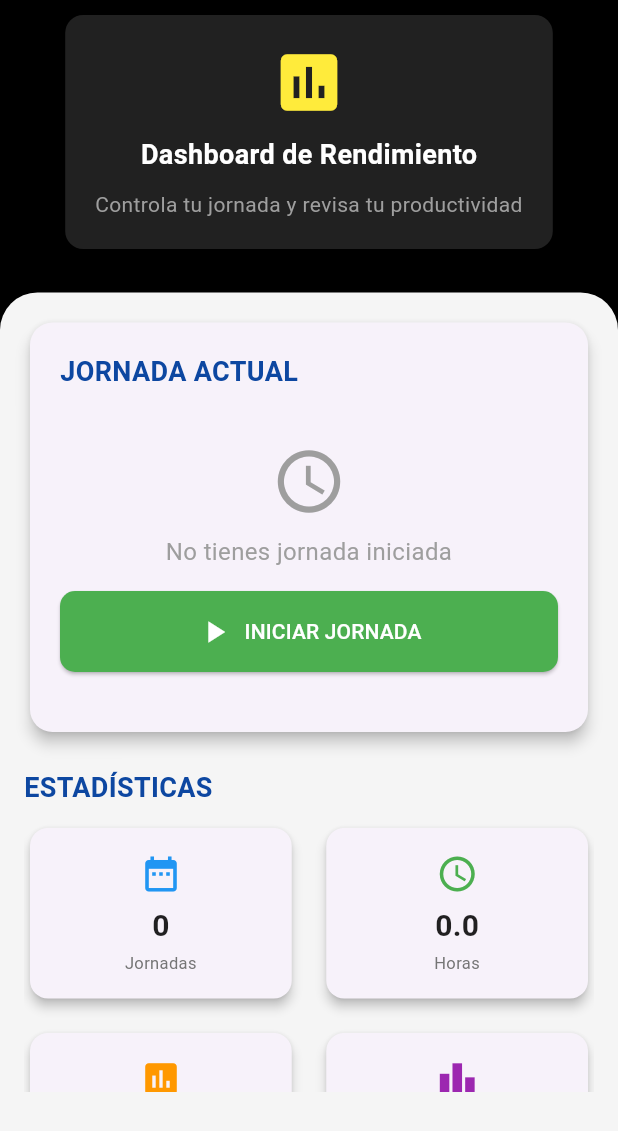
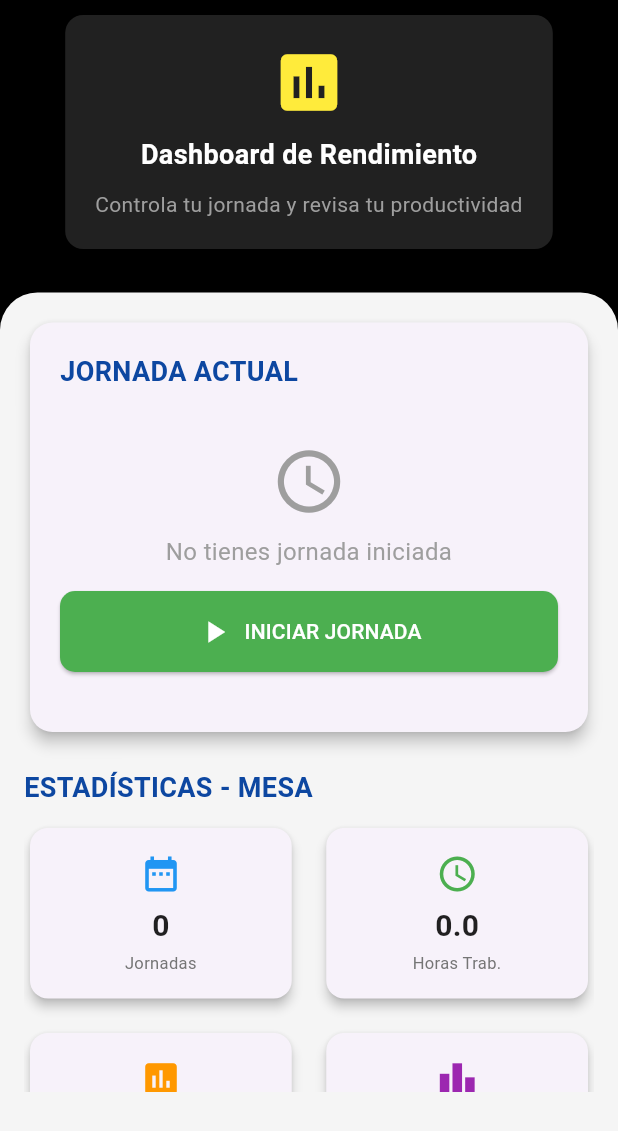
Before and after one commit to Anthonybm8/comexiger_app, a Flutter app: the RendimientoDashboard screen opened directly with empty values, scrolled down 393 dp, on a phone screen of 412 x 824 dp. Shown: the top 1131 px of the screen. Run offline on Flutter 3.47's test engine with Material 3 defaults, Android fonts, the light colour scheme and no system bars; our stand-ins replace permission_handler, qr_flutter, screenshot, share_plus, shared_preferences; accounts and stored records are empty; network calls fail.

Commit message:
se agregaron mejoras en las funcionalidades

```diff
--- a/lib/repositories/rendimiento_repository.dart
+++ b/lib/repositories/rendimiento_repository.dart
@@ -12,7 +12,7 @@ class RendimientoRepository {
   };
 
   // ============================================
-  // 1. OBTENER TODOS LOS RENDIMIENTOS
+  // 1. OBTENER TODOS LOS RENDIMIENTOS (CON FILTRO POR MESA)
   // ============================================
   static Future<Map<String, dynamic>> obtenerTodosRendimientos({
     String? fecha,
@@ -20,6 +20,7 @@ class RendimientoRepository {
     String? hasta,
     String? ordenar,
     bool? reciente,
+    String? mesa, // <-- NUEVO PARÁMETRO PARA FILTRAR POR MESA
   }) async {
     String url = '$_baseUrl/api/rendimientos/';
     final Map<String, String> queryParams = {};
@@ -39,6 +40,10 @@ class RendimientoRepository {
       if (reciente != null) {
         queryParams['reciente'] = reciente.toString();
       }
+    }
+    // FILTRAR POR MESA
+    if (mesa != null && mesa.isNotEmpty) {
+      queryParams['mesa'] = mesa;
     }
 
     if (queryParams.isNotEmpty) {
--- a/lib/screens/rendimiento_dashboard.dart
+++ b/lib/screens/rendimiento_dashboard.dart
@@ -24,7 +24,8 @@ class RendimientoDashboard extends StatefulWidget {
 class _RendimientoDashboardState extends State<RendimientoDashboard> {
   JornadaModel? jornadaActual;
   List<JornadaModel> historialJornadas = [];
-  List<RendimientoModel> rendimientos = [];
+  List<RendimientoModel> rendimientosMesaActual =
+      []; // Solo rendimientos de la mesa actual
   EstadisticasRendimiento? estadisticas;
   bool isLoading = true;
 
@@ -74,20 +75,21 @@ class _RendimientoDashboardState extends State<RendimientoDashboard> {
         });
       }
 
-      // 3) Rendimientos recientes (tu repo actual trae todos; lo dejo igual)
+      // 3) ✅ Rendimientos recientes SOLO DE LA MESA ACTUAL
       final rendimientosResult =
           await RendimientoRepository.obtenerTodosRendimientos(
+            mesa: widget.usuarioMesa, // Filtrar por mesa del usuario
             ordenar: 'fecha',
             reciente: true,
           );
 
       if (rendimientosResult['success'] == true) {
         setState(() {
-          rendimientos = rendimientosResult['rendimientos'];
+          rendimientosMesaActual = rendimientosResult['rendimientos'];
         });
       }
 
-      // 4) Estadísticas
+      // 4) Estadísticas (globales, opcional)
       final statsResult = await RendimientoRepository.obtenerEstadisticas();
       if (statsResult['success'] == true) {
         setState(() {
@@ -109,11 +111,10 @@ class _RendimientoDashboardState extends State<RendimientoDashboard> {
   }
 
   Future<void> _iniciarJornada() async {
-    // ✅ usa la mesa real asignada al usuario
     final result = await JornadaRepository.iniciarJornada(
       mesa: widget.usuarioMesa,
-      usuarioUsername: widget.usuarioUsername, // opcional (logs)
-      usuarioNombre: widget.usuarioNombre, // opcional (logs)
+      usuarioUsername: widget.usuarioUsername,
+      usuarioNombre: widget.usuarioNombre,
     );
 
     if (result['success'] == true) {
@@ -138,7 +139,7 @@ class _RendimientoDashboardState extends State<RendimientoDashboard> {
   Future<void> _finalizarJornada() async {
     final result = await JornadaRepository.finalizarJornada(
       mesa: widget.usuarioMesa,
-      usuarioUsername: widget.usuarioUsername, // opcional (logs)
+      usuarioUsername: widget.usuarioUsername,
     );
 
     if (result['success'] == true) {
@@ -512,17 +513,21 @@ class _RendimientoDashboardState extends State<RendimientoDashboard> {
   }
 
   Widget _buildEstadisticasSection() {
-    final totalHoras = historialJornadas
+    // Calcular estadísticas solo de la mesa actual
+    final totalHorasMesa = historialJornadas
         .where((j) => j.horasTrabajadas != null)
         .fold(0.0, (sum, j) => sum + (j.horasTrabajadas ?? 0));
 
-    final totalBonches = rendimientos.fold(0, (sum, r) => sum + r.bonches);
+    final totalBonchesMesa = rendimientosMesaActual.fold(
+      0,
+      (sum, r) => sum + r.bonches,
+    );
 
     return Column(
       crossAxisAlignment: CrossAxisAlignment.start,
       children: [
         Text(
-          'ESTADÍSTICAS',
+          'ESTADÍSTICAS - MESA ${widget.usuarioMesa}',
           style: TextStyle(
             fontSize: 18,
             fontWeight: FontWeight.bold,
@@ -531,11 +536,10 @@ class _RendimientoDashboardState extends State<RendimientoDashboard> {
         ),
         SizedBox(height: 10),
         SizedBox(
-          // <-- AÑADÍ UN SIZEDBOX CON ALTURA FIJA
-          height: 180, // Altura suficiente para las 4 tarjetas
+          height: 180,
           child: GridView.count(
             shrinkWrap: true,
-            physics: NeverScrollableScrollPhysics(), // Sin scroll interno
+            physics: NeverScrollableScrollPhysics(),
             crossAxisCount: 2,
             crossAxisSpacing: 15,
             mainAxisSpacing: 15,
@@ -548,20 +552,20 @@ class _RendimientoDashboardState extends State<RendimientoDashboard> {
                 color: Colors.blue,
               ),
               _buildStatCard(
-                title: 'Horas',
-                value: totalHoras.toStringAsFixed(1),
+                title: 'Horas Trab.',
+                value: totalHorasMesa.toStringAsFixed(1),
                 icon: Icons.access_time,
                 color: Colors.green,
               ),
               _buildStatCard(
                 title: 'Rendimientos',
-                value: rendimientos.length.toString(),
+                value: rendimientosMesaActual.length.toString(),
                 icon: Icons.assessment,
                 color: Colors.orange,
               ),
               _buildStatCard(
-                title: 'Bonches',
-                value: totalBonches.toString(),
+                title: 'Bonches Total',
+                value: totalBonchesMesa.toString(),
                 icon: Icons.leaderboard,
                 color: Colors.purple,
               ),
@@ -582,17 +586,17 @@ class _RendimientoDashboardState extends State<RendimientoDashboard> {
       elevation: 3,
       shape: RoundedRectangleBorder(borderRadius: BorderRadius.circular(12)),
       child: Padding(
-        padding: EdgeInsets.all(12), // <-- REDUJE EL PADDING
+        padding: EdgeInsets.all(12),
         child: Column(
           mainAxisAlignment: MainAxisAlignment.center,
-          mainAxisSize: MainAxisSize.min, // <-- AÑADÍ ESTO
+          mainAxisSize: MainAxisSize.min,
           children: [
-            Icon(icon, size: 28, color: color), // <-- REDUJE TAMAÑO ICONO
-            SizedBox(height: 6), // <-- REDUJE ESPACIADO
+            Icon(icon, size: 28, color: color),
+            SizedBox(height: 6),
             Text(
               value,
               style: TextStyle(
-                fontSize: 20, // <-- REDUJE TAMAÑO DE TEXTO
+                fontSize: 20,
                 fontWeight: FontWeight.bold,
                 color: Colors.black87,
               ),
@@ -603,9 +607,9 @@ class _RendimientoDashboardState extends State<RendimientoDashboard> {
             Text(
               title,
               style: TextStyle(
-                fontSize: 11, // <-- REDUJE TAMAÑO DE TEXTO
+                fontSize: 11,
                 color: Colors.grey[600],
-                height: 1.2, // <-- AÑADÍ ALTURA DE LÍNEA
+                height: 1.2,
               ),
               textAlign: TextAlign.center,
               maxLines: 2,
@@ -618,15 +622,15 @@ class _RendimientoDashboardState extends State<RendimientoDashboard> {
   }
 
   Widget _buildRendimientosRecientes() {
-    if (rendimientos.isEmpty) return SizedBox.shrink();
-
-    final rendimientosMostrar = rendimientos.take(5).toList();
+    if (rendimientosMesaActual.isEmpty) {
+      return SizedBox.shrink();
+    }
 
     return Column(
       crossAxisAlignment: CrossAxisAlignment.start,
       children: [
         Text(
-          'RENDIMIENTOS RECIENTES',
+          'RENDIMIENTOS RECIENTES - MESA ${widget.usuarioMesa}',
           style: TextStyle(
             fontSize: 18,
             fontWeight: FontWeight.bold,
@@ -634,17 +638,22 @@ class _RendimientoDashboardState extends State<RendimientoDashboard> {
           ),
         ),
         SizedBox(height: 10),
-        Card(
+        Container(
+          height: 300, // Altura fija para hacer scroll
+          child: Card(
             elevation: 3,
-          child: Column(
-            children: rendimientosMostrar.map((rendimiento) {
+            child: ListView.builder(
+              shrinkWrap: true,
+              itemCount: rendimientosMesaActual.length,
+              itemBuilder: (context, index) {
+                final rendimiento = rendimientosMesaActual[index];
                 return ListTile(
                   contentPadding: EdgeInsets.symmetric(
                     horizontal: 16,
-                  vertical: 10, // <-- REDUJE EL VERTICAL
+                    vertical: 10,
                   ),
                   leading: Container(
-                  width: 45, // <-- REDUJE TAMAÑO
+                    width: 45,
                     height: 45,
                     decoration: BoxDecoration(
                       color: rendimiento.colorRendimiento.withOpacity(0.2),
@@ -653,20 +662,19 @@ class _RendimientoDashboardState extends State<RendimientoDashboard> {
                     child: Icon(
                       rendimiento.bonches > 20 ? Icons.star : Icons.work,
                       color: rendimiento.colorRendimiento,
-                    size: 22, // <-- REDUJE TAMAÑO
+                      size: 22,
                     ),
                   ),
                   title: Text(
-                  'Mesa ${rendimiento.numeroMesa}',
+                    '${rendimiento.fechaFormatted}',
                     style: TextStyle(fontWeight: FontWeight.w600, fontSize: 15),
                   ),
                   subtitle: Text(
-                  '${rendimiento.fechaFormatted} • ${rendimiento.bonches} bonches',
+                    '${rendimiento.bonches} bonches • ${rendimiento.horaInicioFormatted ?? ''}',
                     style: TextStyle(fontSize: 13, color: Colors.grey[700]),
                   ),
                   trailing: SizedBox(
-                  // <-- AÑADÍ SIZEDBOX PARA TRAILING
-                  width: 80, // <-- ANCHO FIJO
+                    width: 80,
                     child: Column(
                       mainAxisAlignment: MainAxisAlignment.center,
                       crossAxisAlignment: CrossAxisAlignment.end,
@@ -688,7 +696,9 @@ class _RendimientoDashboardState extends State<RendimientoDashboard> {
                             vertical: 2,
                           ),
                           decoration: BoxDecoration(
-                          color: rendimiento.colorRendimiento.withOpacity(0.1),
+                            color: rendimiento.colorRendimiento.withOpacity(
+                              0.1,
+                            ),
                             borderRadius: BorderRadius.circular(10),
                           ),
                           child: Text(
@@ -705,7 +715,8 @@ class _RendimientoDashboardState extends State<RendimientoDashboard> {
                     ),
                   ),
                 );
-            }).toList(),
+              },
+            ),
           ),
         ),
       ],
@@ -715,8 +726,6 @@ class _RendimientoDashboardState extends State<RendimientoDashboard> {
   Widget _buildHistorialJornadas() {
     if (historialJornadas.isEmpty) return SizedBox.shrink();
 
-    final jornadasMostrar = historialJornadas.take(5).toList();
-
     return Column(
       crossAxisAlignment: CrossAxisAlignment.start,
       children: [
@@ -724,18 +733,23 @@ class _RendimientoDashboardState extends State<RendimientoDashboard> {
           mainAxisAlignment: MainAxisAlignment.spaceBetween,
           children: [
             Text(
-              'HISTORIAL DE JORNADAS',
+              'HISTORIAL DE JORNADAS - MESA ${widget.usuarioMesa}',
               style: TextStyle(
                 fontSize: 18,
                 fontWeight: FontWeight.bold,
                 color: Colors.blue[900],
               ),
             ),
-            TextButton(onPressed: () {}, child: Text('Ver todo')),
           ],
         ),
         SizedBox(height: 10),
-        ...jornadasMostrar.map((jornada) {
+        Container(
+          height: 300, // Altura fija para hacer scroll
+          child: ListView.builder(
+            shrinkWrap: true,
+            itemCount: historialJornadas.length,
+            itemBuilder: (context, index) {
+              final jornada = historialJornadas[index];
               return Card(
                 margin: EdgeInsets.only(bottom: 8),
                 child: ListTile(
@@ -782,7 +796,10 @@ class _RendimientoDashboardState extends State<RendimientoDashboard> {
                         SizedBox(height: 3),
                         Text(
                           jornada.mesa,
-                      style: TextStyle(fontSize: 11, color: Colors.grey[600]),
+                          style: TextStyle(
+                            fontSize: 11,
+                            color: Colors.grey[600],
+                          ),
                           overflow: TextOverflow.ellipsis,
                         ),
                       ],
@@ -790,7 +807,9 @@ class _RendimientoDashboardState extends State<RendimientoDashboard> {
                   ),
                 ),
               );
-        }),
+            },
+          ),
+        ),
       ],
     );
   }
```
Also changed, not shown: lib/etiquetas.dart (+9 -7 lines). Lines whose indentation alone changed are shown as unchanged.
